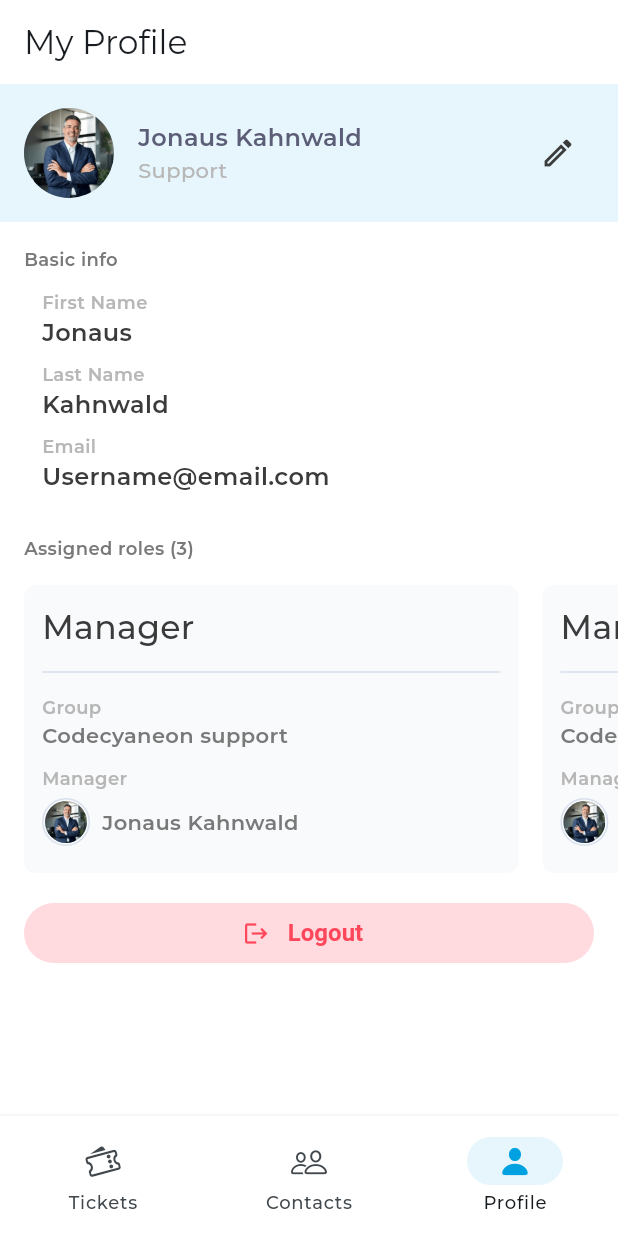
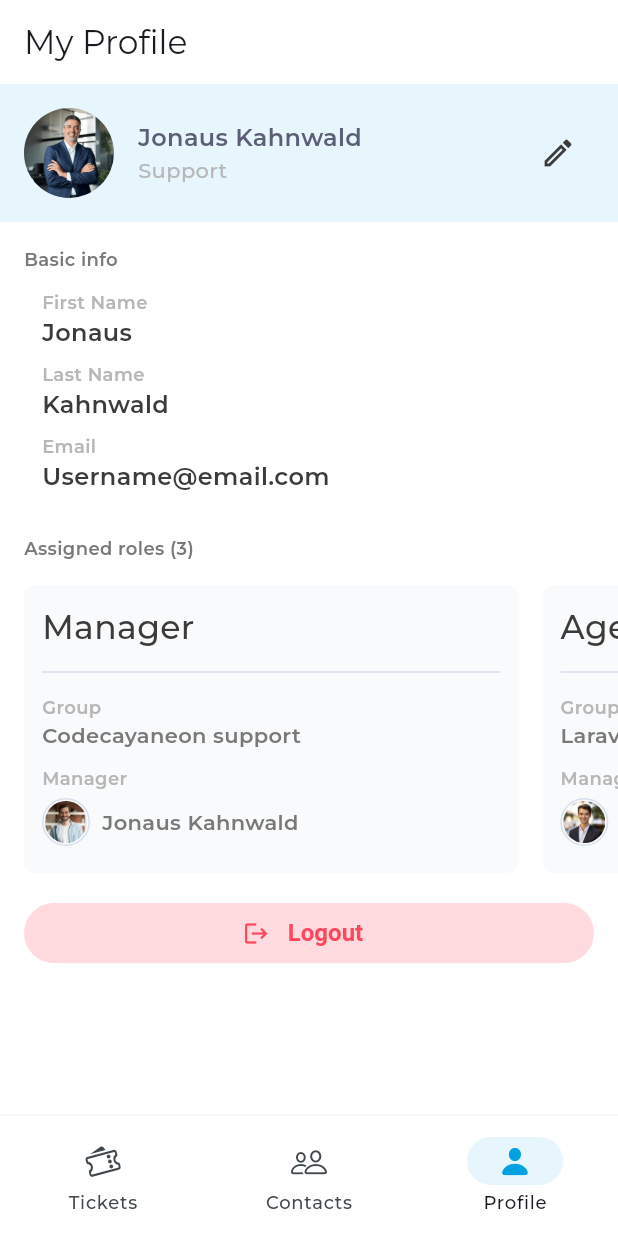
Before and after one commit to soton371/tickets, a Flutter app: the screen it shows after launch, item 3 of the bottom bar chosen, on a phone screen of 412 x 824 dp. Run offline on Flutter 3.47's test engine with Material 3 defaults, Android fonts, the phone set to English and light mode, and no system bars; our stand-ins replace bloc, dartz, flutter_bloc, get_it, go_router; project files that could hold a hidden picture were left out.

Commit message:
profile ui

```diff
--- a/assets/jsons/profile_response.json
+++ b/assets/jsons/profile_response.json
@@ -4,25 +4,25 @@
   "email": "Username@email.com",
   "first_name": "Jonaus",
   "last_name": "Kahnwald",
-  "avatar": "",
+  "avatar": "assets/images/contact1.webp",
   "assigned_roles": [
     {
       "title": "Manager",
       "group": "Codecayaneon support",
       "manager": "Jonaus Kahnwald",
-      "avatar": ""
+      "avatar": "assets/images/jonus.jpeg"
     },
     {
       "title": "Agent",
       "group": "Laravel support",
       "manager": "Hannah Kahnwald",
-      "avatar": ""
+      "avatar": "assets/images/ines.jpeg"
     },
     {
       "title": "Agent",
       "group": "Upwork",
       "manager": "Jana Neilsen",
-      "avatar": ""
+      "avatar": "assets/images/noah.jpeg"
     }
   ]
 }
--- a/lib/app/app.dart
+++ b/lib/app/app.dart
@@ -16,7 +16,7 @@ class MyApp extends StatelessWidget {
       providers: [
         BlocProvider<TicketsBloc>(create: (context) => sl<TicketsBloc>()),
         BlocProvider<ContactBloc>(create: (context) => sl<ContactBloc>()),
-        BlocProvider<ProfileBloc>(create: (context) => sl<ProfileBloc>()),
+        BlocProvider<ProfileBloc>(create: (context) => sl<ProfileBloc>()..add(DoFetchProfile())),
       ],
       child: MaterialApp.router(
         routerConfig: AppRouter.router,
--- a/lib/features/profile/presentation/bloc/profile_bloc.dart
+++ b/lib/features/profile/presentation/bloc/profile_bloc.dart
@@ -14,7 +14,7 @@ class ProfileBloc extends Bloc<ProfileEvent, ProfileState> {
   ProfileBloc(this.profileUseCase) : super(ProfileInitial()) {
     on<DoFetchProfile>((event, emit) async {
       emit(ProfileLoading());
-
+      print("DoFetchProfile call");
       final result = await profileUseCase();
       result.fold(
         (failure) => emit(ProfileFailure(failure.message)),
--- a/lib/features/profile/presentation/pages/profile_page.dart
+++ b/lib/features/profile/presentation/pages/profile_page.dart
@@ -1,7 +1,10 @@
 import 'package:flutter/material.dart';
+import 'package:flutter_bloc/flutter_bloc.dart';
 import 'package:tickets/core/constants/constants.dart';
 import 'package:tickets/core/widgets/widgets.dart';
 import 'package:tickets/features/profile/presentation/widgets/basic_info_tile.dart';
+
+import '../../../features_di.dart';
 
 class ProfilePage extends StatelessWidget {
   const ProfilePage({super.key});
@@ -10,33 +13,35 @@ class ProfilePage extends StatelessWidget {
   Widget build(BuildContext context) {
     return Scaffold(
       appBar: AppAppBar(title: "My Profile"),
-      body: Column(
-        crossAxisAlignment: CrossAxisAlignment.start,
+      body: BlocBuilder<ProfileBloc, ProfileState>(
+        builder: (context, state) {
+          if(state is ProfileSuccess){
+            final data = state.profileResponse;
+            return ListView(
               children: [
                 Container(
                   padding: EdgeInsets.all(AppSizes.paddingBody),
                   color: AppColors.indicator,
                   child: Row(
                     children: [
-                CircleAvatar(
-                  radius: 30,
-                  backgroundImage: AssetImage(AppImages.contact1),
-                ),
+                      AppAvatar(height: 60, width: 60,avatar: data.avatar,name: data.name,),
                       SizedBox(width: AppSizes.paddingBody),
                       Expanded(
                         child: Column(
                           crossAxisAlignment: CrossAxisAlignment.start,
                           children: [
-                      Text(
-                        "Jonaus Kahnwald",
+                            Text(data.name??'',
+                              maxLines: 1,
+                              overflow: TextOverflow.ellipsis,
                               style: TextStyle(
                                 fontSize: AppSizes.fontSizeLarge,
                                 fontWeight: FontWeight.w600,
                                 color: AppColors.checkBoxTitle,
                               ),
                             ),
-                      Text(
-                        "Support",
+                            Text(data.role??'',
+                              maxLines: 1,
+                              overflow: TextOverflow.ellipsis,
                               style: TextStyle(
                                 fontWeight: FontWeight.w500,
                                 color: AppColors.subTitle,
@@ -73,11 +78,14 @@ class ProfilePage extends StatelessWidget {
                         child: Column(
                           crossAxisAlignment: CrossAxisAlignment.start,
                           children: [
-                      BasicInfoTile(name: "First Name", value: "Jonaus"),
+                            BasicInfoTile(name: "First Name", value: data.firstName??''),
                             SizedBox(height: 8),
-                      BasicInfoTile(name: "Last Name", value: "Kahnwald"),
+                            BasicInfoTile(name: "Last Name", value: data.lastName??''),
                             SizedBox(height: 8),
-                      BasicInfoTile(name: "Email", value: "Username@email.com"),
+                            BasicInfoTile(
+                              name: "Email",
+                              value: data.email??'',
+                            ),
                           ],
                         ),
                       ),
@@ -86,10 +94,17 @@ class ProfilePage extends StatelessWidget {
                 ),
 
                 //for assign role
+                if((data.assignedRoles??[]).isNotEmpty)
+                  Column(
+                    crossAxisAlignment: CrossAxisAlignment.start,
+                    children: [
                       Padding(
                         padding: EdgeInsets.symmetric(horizontal: AppSizes.paddingBody),
                         child: Text(
-              "Assigned roles (3)",
+                          "Assigned roles (${data.assignedRoles!.length})",
+                          maxLines: 1,
+                          textAlign: TextAlign.start,
+                          overflow: TextOverflow.ellipsis,
                           style: TextStyle(
                             fontWeight: FontWeight.w600,
                             fontSize: AppSizes.fontSizeSmall,
@@ -105,8 +120,9 @@ class ProfilePage extends StatelessWidget {
                         child: ListView.builder(
                           shrinkWrap: true,
                           scrollDirection: Axis.horizontal,
-              itemCount: 3,
+                          itemCount: data.assignedRoles!.length,
                           itemBuilder: (_, i) {
+                            final assignedRole = data.assignedRoles![i];
                             return Container(
                               height: 192,
                               width: AppSizes.width(context, 240),
@@ -119,8 +135,7 @@ class ProfilePage extends StatelessWidget {
                               child: Column(
                                 crossAxisAlignment: CrossAxisAlignment.start,
                                 children: [
-                      Text(
-                        "Manager",
+                                  Text(assignedRole.title??'',
                                     maxLines: 1,
                                     overflow: TextOverflow.ellipsis,
                                     style: TextStyle(
@@ -132,16 +147,16 @@ class ProfilePage extends StatelessWidget {
                                   SizedBox(height: 7),
                                   Divider(),
                                   SizedBox(height: 7),
-                      Text(
-                        "Group",
+                                  Text('Group',
+                                    maxLines: 1,
+                                    overflow: TextOverflow.ellipsis,
                                     style: TextStyle(
                                       fontSize: AppSizes.fontSizeSmall,
                                       fontWeight: FontWeight.w600,
                                       color: AppColors.subTitle,
                                     ),
                                   ),
-                      Text(
-                        "Codecyaneon support",
+                                  Text(assignedRole.group??'',
                                     maxLines: 1,
                                     overflow: TextOverflow.ellipsis,
                                     style: TextStyle(
@@ -163,22 +178,10 @@ class ProfilePage extends StatelessWidget {
                                   SizedBox(height: 5),
                                   Row(
                                     children: [
-                          Container(
-                            height: 32,
-                            width: 32,
-                            padding: EdgeInsets.all(1),
-                            decoration: BoxDecoration(
-                              shape: BoxShape.circle,
-                              border: Border.all(color: AppColors.divider),
-                            ),
-                            child: CircleAvatar(
-                              backgroundImage: AssetImage(AppImages.contact1),
-                            ),
-                          ),
+                                      AppAvatar(height: 32, width: 32,avatar: assignedRole.avatar,name: assignedRole.manager,isBorder: true,),
                                       SizedBox(width: 8),
                                       Expanded(
-                            child: Text(
-                              "Jonaus Kahnwald",
+                                        child: Text(assignedRole.manager??'',
                                           maxLines: 1,
                                           overflow: TextOverflow.ellipsis,
                                           style: TextStyle(
@@ -195,15 +198,28 @@ class ProfilePage extends StatelessWidget {
                           },
                         ),
                       ),
+
+                    ],
+                  ),
+
                 //logout button
                 Padding(
                   padding: EdgeInsets.all(AppSizes.paddingBody),
                   child: SizedBox(
                     width: double.maxFinite,
                     child: ElevatedButton.icon(
-                  onPressed: (){}, label: Text(" Logout"), icon: Icon(Icons.logout),),
-              ))
+                      onPressed: () {},
+                      label: Text(" Logout"),
+                      icon: Icon(Icons.logout),
+                    ),
+                  ),
+                ),
               ],
+            );
+          }else{
+            return AppEmpty(msg: "Login First");
+          }
+        },
       ),
     );
   }
```
Lines whose indentation alone changed are shown as unchanged.
